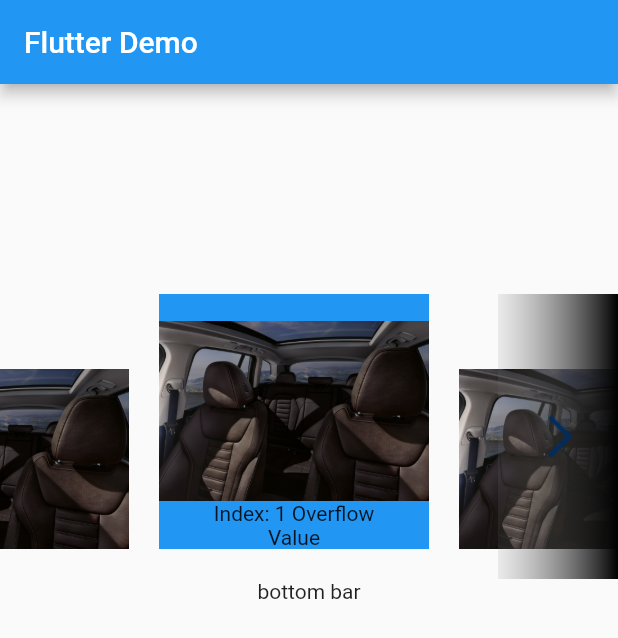
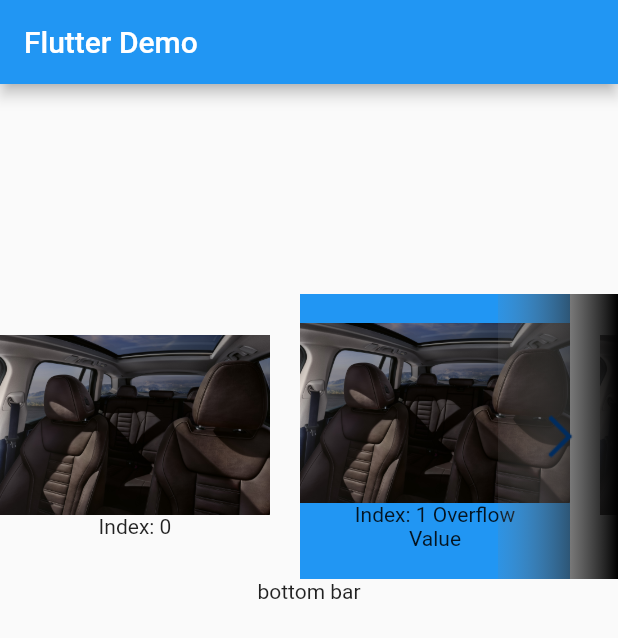
Before and after one commit to vika41130/carousel_slider, a Flutter app: the screen it shows after launch, on a phone screen of 412 x 824 dp. Shown: the top 638 px of the screen. Run offline on Flutter 3.47's test engine with Material 2 defaults, Android fonts, the light colour scheme and no system bars.

Commit message:
[list-scroll-vertical] make center

```diff
--- a/lib/main.dart
+++ b/lib/main.dart
@@ -40,7 +40,8 @@ class _MyAppState extends State<MyApp> {
           // height: 150,
           // child: Text('Index: $i Overflow'),
           child: Column(
-            mainAxisAlignment: MainAxisAlignment.end,
+            // mainAxisAlignment: MainAxisAlignment.end,
+            mainAxisAlignment: MainAxisAlignment.center,
             children: [
               Image(image: AssetImage('assets/images/bmw/driver1.jpg'),),
               Text('Index: $i Overflow'),
@@ -57,9 +58,11 @@ class _MyAppState extends State<MyApp> {
         tempItems.add(Container(
           height: 100,
           child: Column(
-            mainAxisAlignment: MainAxisAlignment.end,
+            // mainAxisAlignment: MainAxisAlignment.end,
+            mainAxisAlignment: MainAxisAlignment.center,
             children: [
               Image(image: AssetImage('assets/images/bmw/driver1.jpg'),),
+              Text('Index: $i'),
             ],
           ),
         ));
@@ -96,10 +99,10 @@ class _MyAppState extends State<MyApp> {
                 // height: 120,
                 child: SwiperWidget(
                   itemWidth: 200,
-                  itemMargin: 20,
+                  itemMargin: 20.0,
                   items: tempItems,
-                  contentBottomMargin: 20.0,
-                  numbersOfItemsVisible: 3,
+                  // contentBottomMargin: 20.0,
+                  // numbersOfItemsVisible: 3,
                   // preBottom: 30,
                   // preLeft: 30,
                   // nextBottom: 30,
--- a/lib/widget/swiper_widget.dart
+++ b/lib/widget/swiper_widget.dart
@@ -19,7 +19,7 @@ class SwiperWidget extends StatefulWidget {
   SwiperWidget({
     Key key,
     @required this.itemWidth,
-    this.itemMargin,
+    itemMargin,
     contentBottomMargin,
     this.numbersOfItemsVisible,
     this.preButton,
@@ -32,7 +32,8 @@ class SwiperWidget extends StatefulWidget {
     this.buttonHeight,
     @required List<Widget> items,
   })  : items = items ?? [],
-        contentBottomMargin = contentBottomMargin ?? 0,
+        contentBottomMargin = contentBottomMargin ?? 0.0,
+        itemMargin = itemMargin ?? 0.0,
         super(key: key);
   @override
   _SwiperWidgetState createState() => _SwiperWidgetState();
@@ -42,8 +43,9 @@ class _SwiperWidgetState extends State<SwiperWidget> {
   ScrollController _controller;
   bool isBeginned = true;
   bool isEnded = false;
-  double marginPerDirection = 0;
+  double marginPerDirection = 0.0;
   Size widgetSize;
+  int currentIndex = 20;
 
   @override
   void initState() {
@@ -61,7 +63,7 @@ class _SwiperWidgetState extends State<SwiperWidget> {
     setState(() {
       if (widget.numbersOfItemsVisible == null ||
           widget.numbersOfItemsVisible == 0) {
-        marginPerDirection = 0;
+        marginPerDirection = 0.0;
       } else {
         marginPerDirection = (widgetSize.width -
                 widget.itemWidth * widget.numbersOfItemsVisible) /
@@ -101,10 +103,19 @@ class _SwiperWidgetState extends State<SwiperWidget> {
         curve: Curves.linear, duration: Duration(milliseconds: 500));
   }
 
+  _animateTo() {
+    // _controller.animateTo(_controller.offset + widget.itemWidth * currentIndex,
+    _controller.animateTo(widget.itemWidth * currentIndex,
+        curve: Curves.linear, duration: Duration(milliseconds: 500));
+  }
+
   @override
   Widget build(BuildContext context) {
     WidgetsBinding.instance.addPostFrameCallback((timeStamp) {
       setState(() {
+        if (widgetSize != null && widgetSize.width != context.size.width) {
+          _animateTo();
+        }
         widgetSize = context.size;
         // print('------------------------------widgetSize width-height: ${widgetSize.width}-${widgetSize.height}');
         calculateMargin();
@@ -112,10 +123,15 @@ class _SwiperWidgetState extends State<SwiperWidget> {
     });
     return Stack(
       children: <Widget>[
-        Container(
+        Row(
+          crossAxisAlignment: CrossAxisAlignment.center,
+          mainAxisAlignment: MainAxisAlignment.center,
+          children: [
+            Expanded(
+              child: Container(
                 margin: EdgeInsets.only(
-              left: marginPerDirection,
-              right: marginPerDirection,
+                    left: marginPerDirection ?? 0,
+                    right: marginPerDirection ?? 0,
                     bottom: widget.contentBottomMargin),
                 child: ListView.builder(
                   scrollDirection: Axis.horizontal,
@@ -128,13 +144,16 @@ class _SwiperWidgetState extends State<SwiperWidget> {
                         height: 100,
                         margin: EdgeInsets.only(
                             right: index == widget.items.length - 1
-                          ? 0
+                                ? 0.0
                                 : widget.itemMargin),
                         child: widget.items[index],
                       ),
                     );
                   },
                 ),
+              ),
+            ),
+          ],
         ),
         isBeginned
             ? SizedBox()
```
Lines whose indentation alone changed are shown as unchanged.
